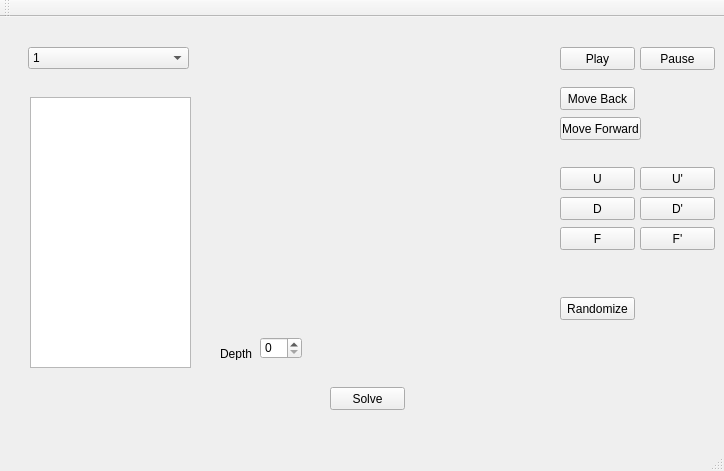
This is GUI/design/mainwindow.ui in qwrtln/SilnySolver as Qt 5 draws it before an edit. The edited form follows.
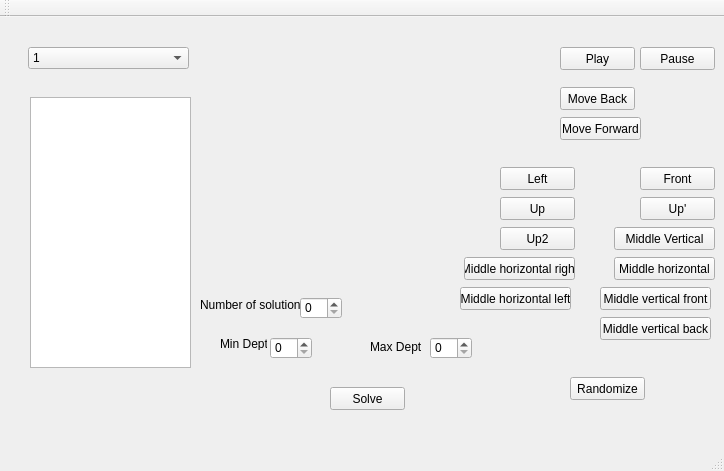
This is the edited form.

Commit message: [GUI] Added events for gui elements: -move buttons -min/max depth setting -number of solutions setting

Diff of the .ui file:
```diff
--- a/GUI/design/mainwindow.ui
+++ b/GUI/design/mainwindow.ui
@@ -66,33 +66,33 @@
      <string>Move Forward</string>
     </property>
    </widget>
+   <widget class="QPushButton" name="LMoveButton">
+    <property name="geometry">
+     <rect>
+      <x>500</x>
+      <y>150</y>
+      <width>75</width>
+      <height>23</height>
+     </rect>
+    </property>
+    <property name="text">
+     <string>Left</string>
+    </property>
+   </widget>
    <widget class="QPushButton" name="UMoveButton">
     <property name="geometry">
      <rect>
-      <x>560</x>
-      <y>150</y>
-      <width>75</width>
-      <height>23</height>
-     </rect>
-    </property>
-    <property name="text">
-     <string>U</string>
-    </property>
-   </widget>
-   <widget class="QPushButton" name="DButton">
-    <property name="geometry">
-     <rect>
-      <x>560</x>
+      <x>500</x>
       <y>180</y>
       <width>75</width>
       <height>23</height>
      </rect>
     </property>
     <property name="text">
-     <string>D</string>
+     <string>Up</string>
     </property>
    </widget>
-   <widget class="QPushButton" name="UReverseMoveButton">
+   <widget class="QPushButton" name="FMoveButton">
     <property name="geometry">
      <rect>
       <x>640</x>
@@ -102,7 +102,7 @@
      </rect>
     </property>
     <property name="text">
-     <string>U'</string>
+     <string>Front</string>
     </property>
    </widget>
    <widget class="QTextEdit" name="solutionField">
@@ -143,7 +143,7 @@
    <widget class="QSpinBox" name="depthInputBox">
     <property name="geometry">
      <rect>
-      <x>260</x>
+      <x>270</x>
       <y>320</y>
       <width>42</width>
       <height>22</height>
@@ -157,16 +157,16 @@
     <property name="geometry">
      <rect>
       <x>220</x>
-      <y>330</y>
+      <y>320</y>
       <width>47</width>
       <height>13</height>
      </rect>
     </property>
     <property name="text">
-     <string>Depth</string>
+     <string>Min Depth</string>
     </property>
    </widget>
-   <widget class="QPushButton" name="DReverseButton">
+   <widget class="QPushButton" name="UReverseMoveButton">
     <property name="geometry">
      <rect>
       <x>640</x>
@@ -176,40 +176,40 @@
      </rect>
     </property>
     <property name="text">
-     <string>D'</string>
+     <string>Up'</string>
     </property>
    </widget>
    <widget class="QPushButton" name="FButton">
     <property name="geometry">
      <rect>
-      <x>560</x>
+      <x>500</x>
       <y>210</y>
       <width>75</width>
       <height>23</height>
      </rect>
     </property>
     <property name="text">
-     <string>F</string>
+     <string>Up2</string>
     </property>
    </widget>
    <widget class="QPushButton" name="FReverseButton">
     <property name="geometry">
      <rect>
-      <x>640</x>
+      <x>614</x>
       <y>210</y>
-      <width>75</width>
+      <width>101</width>
       <height>23</height>
      </rect>
     </property>
     <property name="text">
-     <string>F'</string>
+     <string>Middle Vertical</string>
     </property>
    </widget>
    <widget class="QPushButton" name="RandomizeButton">
     <property name="geometry">
      <rect>
-      <x>560</x>
-      <y>280</y>
+      <x>570</x>
+      <y>360</y>
       <width>75</width>
       <height>23</height>
      </rect>
@@ -231,6 +231,117 @@
      <string>Pause</string>
     </property>
    </widget>
+   <widget class="QSpinBox" name="depthMaxInputBox">
+    <property name="geometry">
+     <rect>
+      <x>430</x>
+      <y>320</y>
+      <width>42</width>
+      <height>22</height>
+     </rect>
+    </property>
+   </widget>
+   <widget class="QLabel" name="depthMaxLabel">
+    <property name="geometry">
+     <rect>
+      <x>370</x>
+      <y>320</y>
+      <width>51</width>
+      <height>20</height>
+     </rect>
+    </property>
+    <property name="text">
+     <string>Max Depth</string>
+    </property>
+   </widget>
+   <widget class="QSpinBox" name="numberOfSolutionsSpinBox">
+    <property name="geometry">
+     <rect>
+      <x>300</x>
+      <y>280</y>
+      <width>42</width>
+      <height>22</height>
+     </rect>
+    </property>
+   </widget>
+   <widget class="QLabel" name="numberOfSolutionsLabel">
+    <property name="geometry">
+     <rect>
+      <x>200</x>
+      <y>280</y>
+      <width>101</width>
+      <height>16</height>
+     </rect>
+    </property>
+    <property name="text">
+     <string>Number of solutions</string>
+    </property>
+   </widget>
+   <widget class="QPushButton" name="MHMoveButton">
+    <property name="geometry">
+     <rect>
+      <x>614</x>
+      <y>240</y>
+      <width>101</width>
+      <height>23</height>
+     </rect>
+    </property>
+    <property name="text">
+     <string>Middle horizontal</string>
+    </property>
+   </widget>
+   <widget class="QPushButton" name="MHRMoveButton">
+    <property name="geometry">
+     <rect>
+      <x>464</x>
+      <y>240</y>
+      <width>111</width>
+      <height>23</height>
+     </rect>
+    </property>
+    <property name="text">
+     <string>Middle horizontal right</string>
+    </property>
+   </widget>
+   <widget class="QPushButton" name="MHLMoveButton">
+    <property name="geometry">
+     <rect>
+      <x>460</x>
+      <y>270</y>
+      <width>111</width>
+      <height>23</height>
+     </rect>
+    </property>
+    <property name="text">
+     <string>Middle horizontal left</string>
+    </property>
+   </widget>
+   <widget class="QPushButton" name="MVFMoveButton">
+    <property name="geometry">
+     <rect>
+      <x>600</x>
+      <y>270</y>
+      <width>111</width>
+      <height>23</height>
+     </rect>
+    </property>
+    <property name="text">
+     <string>Middle vertical front</string>
+    </property>
+   </widget>
+   <widget class="QPushButton" name="MVBMoveButton">
+    <property name="geometry">
+     <rect>
+      <x>600</x>
+      <y>300</y>
+      <width>111</width>
+      <height>23</height>
+     </rect>
+    </property>
+    <property name="text">
+     <string>Middle vertical back</string>
+    </property>
+   </widget>
   </widget>
   <widget class="QMenuBar" name="menuBar">
    <property name="geometry">
```
Left out of the diff: 8 changed lines with no effect on the pictures. The commit also changes 2 other files.
